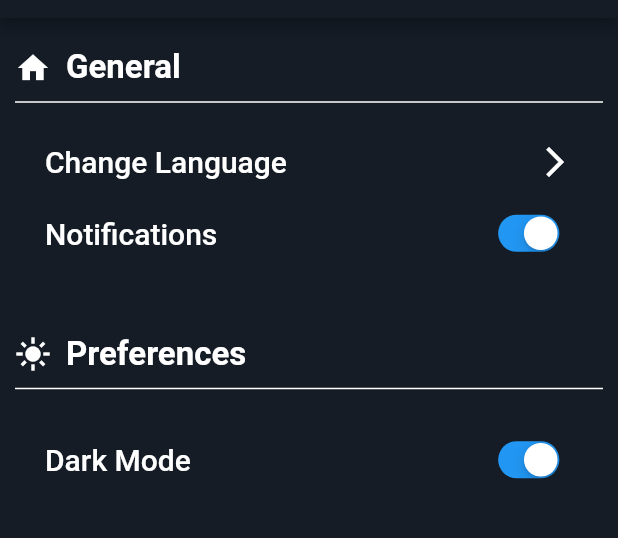
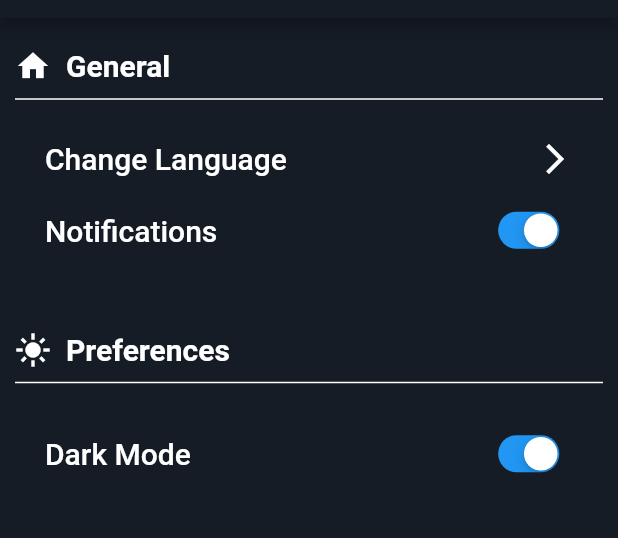
Before and after one commit to SeramDev/MovieFlix, a Flutter app: the screen it shows after launch, in the side drawer, after a tap on "Settings", on a phone screen of 412 x 824 dp, the part 66-604 px from its top. Run offline on Flutter 3.47's test engine with Material 2 defaults, Android fonts, the phone set to English and light mode, and no system bars; our stand-ins replace dio, eva_icons_flutter, flutter_rating_bar, flutter_spinkit, font_awesome_flutter, page_indicator and 2 more; missing offline and left inert: sliver_fab; network calls fail.

Commit message:
added splash screen

```diff
--- a/lib/main.dart
+++ b/lib/main.dart
@@ -1,4 +1,5 @@
 import 'package:flutter/material.dart';
+import 'package:movieflix/screens/splash_screen.dart';
 
 import 'screens/home_screen.dart';
 
@@ -14,7 +15,7 @@ class MyApp extends StatelessWidget {
       theme: ThemeData(
         primarySwatch: Colors.blue,
       ),
-      home: HomeScreen(),
+      home: SplashScreen(),
     );
   }
 }
--- a/lib/screens/about_screen.dart
+++ b/lib/screens/about_screen.dart
@@ -2,7 +2,6 @@ import 'package:flutter/material.dart';
 import 'package:movieflix/model/images.dart';
 import 'package:movieflix/style/theme.dart' as Style;
 import 'package:movieflix/widgets/navigator.dart';
-// import 'package:movieflix/assets/images.dart';
 
 class AboutScreen extends StatelessWidget {
   const AboutScreen({Key key}) : super(key: key);
--- a/lib/screens/settings_screen.dart
+++ b/lib/screens/settings_screen.dart
@@ -56,7 +56,7 @@ class _SettingsScreenState extends State<SettingsScreen> {
                   "General",
                   style: TextStyle(
                     color: Colors.white,
-                    fontSize: 22,
+                    fontSize: 20,
                     fontWeight: FontWeight.bold,
                   ),
                 ),
@@ -88,7 +88,7 @@ class _SettingsScreenState extends State<SettingsScreen> {
                   "Preferences",
                   style: TextStyle(
                     color: Colors.white,
-                    fontSize: 22,
+                    fontSize: 20,
                     fontWeight: FontWeight.bold,
                   ),
                 ),
--- /dev/null
+++ b/lib/screens/splash_screen.dart
@@ -0,0 +1,50 @@
+import 'package:flutter/cupertino.dart';
+import 'package:flutter/material.dart';
+import 'package:movieflix/model/images.dart';
+import 'package:movieflix/screens/home_screen.dart';
+import 'package:movieflix/style/theme.dart' as Style;
+import 'package:flutter_spinkit/flutter_spinkit.dart';
+
+class SplashScreen extends StatefulWidget {
+  const SplashScreen({Key key}) : super(key: key);
+
+  @override
+  State<SplashScreen> createState() => _SplashScreenState();
+}
+
+class _SplashScreenState extends State<SplashScreen> {
+  @override
+  void initState() {
+    super.initState();
+
+    Future.delayed(Duration(seconds: 5)).then((value) {
+      Navigator.of(context).pushReplacement(
+          CupertinoPageRoute(builder: (context) => HomeScreen()));
+    });
+  }
+
+  Widget build(BuildContext context) {
+    return Scaffold(
+      body: Container(
+        color: Style.Colors.mainColor,
+        width: double.infinity,
+        child: Column(
+          mainAxisAlignment: MainAxisAlignment.center,
+          children: [
+            Image(
+              image: AssetImage(Images.logo),
+              width: 300,
+            ),
+            SizedBox(
+              height: 50,
+            ),
+            SpinKitFadingCircle(
+              color: Colors.white,
+              size: 45.0,
+            ),
+          ],
+        ),
+      ),
+    );
+  }
+}
--- a/pubspec.yaml
+++ b/pubspec.yaml
@@ -30,6 +30,7 @@ dependencies:
   rxdart: ^0.27.4
   sliver_fab: ^1.0.0
   youtube_player_flutter: ^8.1.0
+  flutter_spinkit: ^5.1.0
 
 dev_dependencies:
   flutter_test:
```
Also changed, not shown: pubspec.lock.
